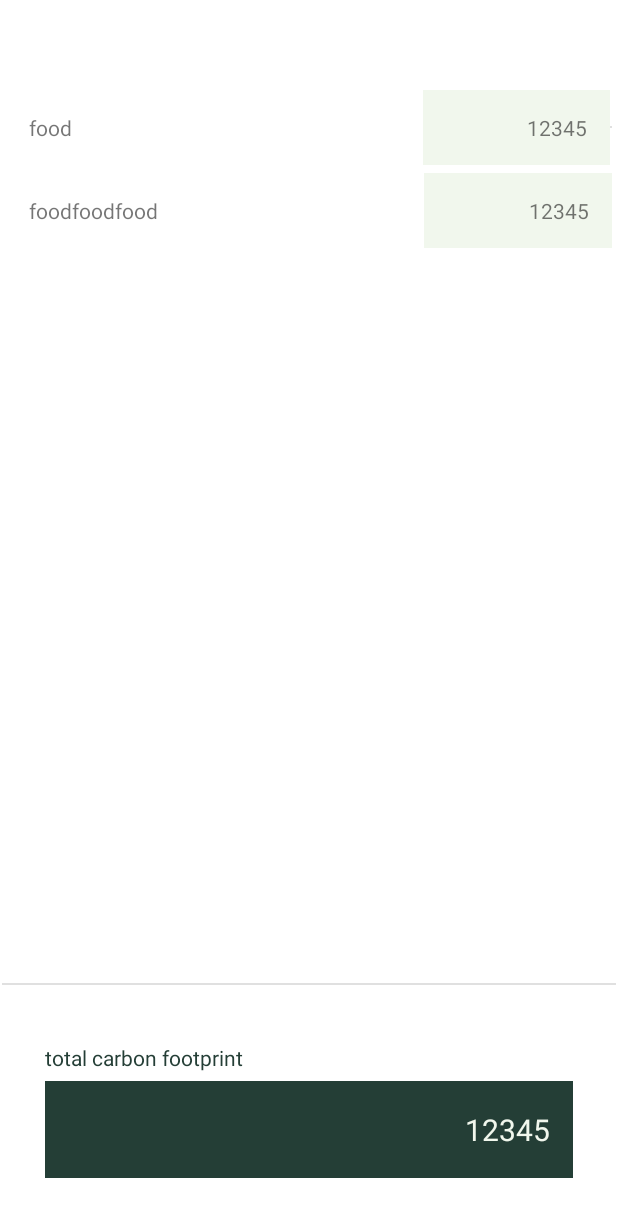
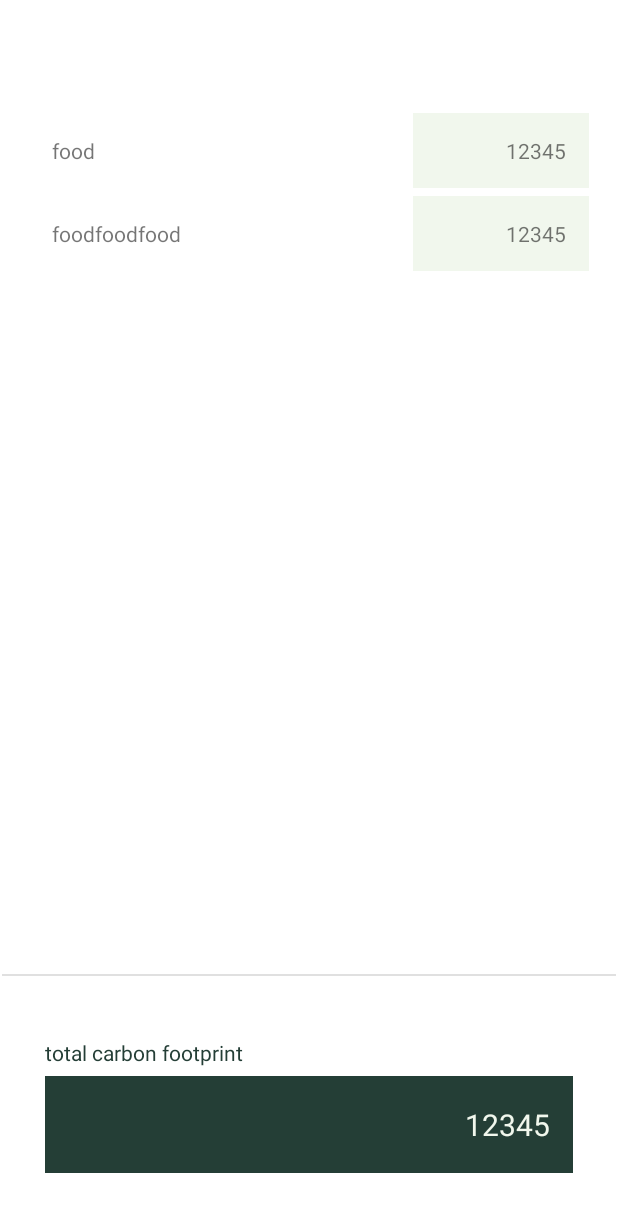
Before and after one commit to briannawang/carbonfoodprint, an Android app: the layout total_footprint_view.xml on its own in the app's theme, with its tools: preview values and no code run, on a phone screen of 412 x 824 dp. Shown: the top 1217 px of the screen. Run offline under Robolectric (Android 15) with nearby library versions, the phone set to English and light mode, and no system bars.

Commit message:
total footprint page

```diff
--- a/app/src/main/res/layout/total_footprint_view.xml
+++ b/app/src/main/res/layout/total_footprint_view.xml
@@ -13,6 +13,7 @@
         android:layout_height="580dp"
         android:layout_marginTop="20dp"
         android:layout_marginBottom="150dp"
+        android:padding="15dp"
         app:layout_constraintBottom_toBottomOf="parent"
         app:layout_constraintEnd_toEndOf="parent"
         app:layout_constraintStart_toStartOf="parent"
@@ -44,12 +45,6 @@
                     android:gravity="center_vertical|end"
                     android:background="@color/mint_green"/>
 
-                <View
-                    android:id="@+id/divider4"
-                    android:layout_width="match_parent"
-                    android:layout_height="1dp"
-                    android:background="?android:attr/listDivider" />
-
             </TableRow>
 
             <TableRow
@@ -79,16 +74,14 @@
         android:id="@+id/divider"
         android:layout_width="409dp"
         android:layout_height="1dp"
-        android:layout_marginStart="1dp"
-        android:layout_marginEnd="1dp"
-        android:layout_marginBottom="150dp"
         android:background="?android:attr/listDivider"
-        app:layout_constraintBottom_toBottomOf="parent"
+        app:layout_constraintBottom_toTopOf="@+id/linearlayout"
         app:layout_constraintEnd_toEndOf="parent"
         app:layout_constraintStart_toStartOf="parent"
         app:layout_constraintTop_toBottomOf="@+id/scrollView2" />
 
     <LinearLayout
+        android:id="@+id/linearlayout"
         android:layout_width="match_parent"
         android:layout_height="150dp"
         android:orientation="vertical"
```
